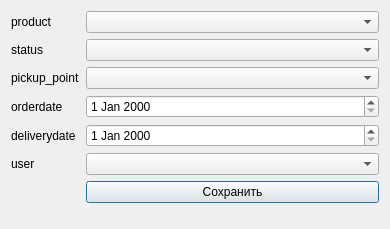
Before: the Qt Designer form ui/order_dialog.ui in Leevandr/demo_final, drawn with Qt 5.
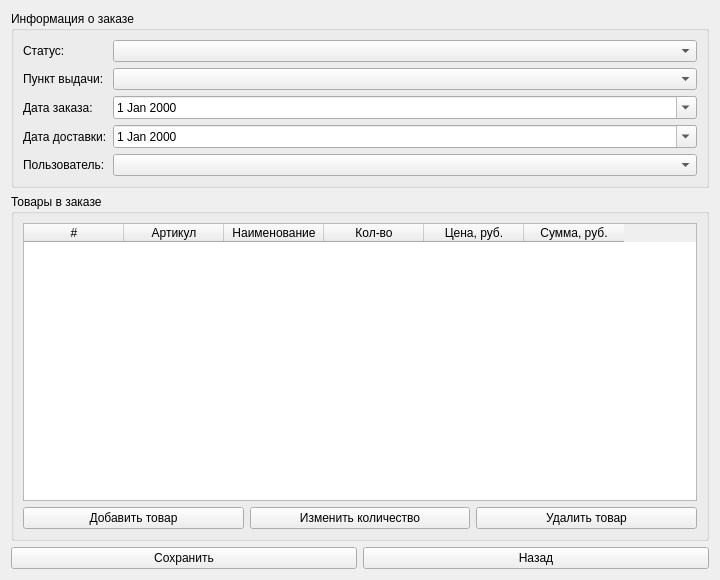
After: the same form once the commit is applied.

Diff of the .ui file:
```diff
--- a/ui/order_dialog.ui
+++ b/ui/order_dialog.ui
@@ -1,87 +1,130 @@
 <?xml version="1.0" encoding="UTF-8"?>
 <ui version="4.0">
  <class>OrderDialog</class>
- <widget class="QDialog" name="OrderDialog">
+ <widget class="QWidget" name="OrderDialog">
   <property name="geometry">
    <rect>
     <x>0</x>
     <y>0</y>
-    <width>390</width>
-    <height>229</height>
+    <width>720</width>
+    <height>580</height>
    </rect>
   </property>
   <property name="windowTitle">
    <string>Добавление заказа</string>
   </property>
-  <layout class="QHBoxLayout" name="horizontalLayout">
+  <layout class="QVBoxLayout" name="verticalLayout_main">
    <item>
-    <layout class="QFormLayout" name="formLayout">
+    <widget class="QGroupBox" name="groupBox_info">
+     <property name="title">
+      <string>Информация о заказе</string>
+     </property>
+     <layout class="QFormLayout" name="formLayout_info">
      <item row="0" column="0">
-      <widget class="QLabel" name="productLabel">
-       <property name="text">
-        <string>product</string>
-       </property>
+       <widget class="QLabel" name="statusLabel">
+        <property name="text"><string>Статус:</string></property>
       </widget>
      </item>
      <item row="0" column="1">
-      <widget class="QComboBox" name="productComboBox"/>
+       <widget class="QComboBox" name="statusComboBox"/>
      </item>
      <item row="1" column="0">
-      <widget class="QLabel" name="statusLabel">
-       <property name="text">
-        <string>status</string>
-       </property>
+       <widget class="QLabel" name="pickup_pointLabel">
+        <property name="text"><string>Пункт выдачи:</string></property>
       </widget>
      </item>
      <item row="1" column="1">
-      <widget class="QComboBox" name="statusComboBox"/>
+       <widget class="QComboBox" name="pickup_pointComboBox"/>
      </item>
      <item row="2" column="0">
-      <widget class="QLabel" name="pickup_pointLabel">
-       <property name="text">
-        <string>pickup_point</string>
-       </property>
+       <widget class="QLabel" name="orderdateLabel">
+        <property name="text"><string>Дата заказа:</string></property>
       </widget>
      </item>
      <item row="2" column="1">
-      <widget class="QComboBox" name="pickup_pointComboBox"/>
+       <widget class="QDateEdit" name="orderdateDateEdit">
+        <property name="calendarPopup"><bool>true</bool></property>
+       </widget>
      </item>
      <item row="3" column="0">
-      <widget class="QLabel" name="orderdateLabel">
-       <property name="text">
-        <string>orderdate</string>
-       </property>
+       <widget class="QLabel" name="deliverydateLabel">
+        <property name="text"><string>Дата доставки:</string></property>
       </widget>
      </item>
      <item row="3" column="1">
-      <widget class="QDateEdit" name="orderdateDateEdit"/>
+       <widget class="QDateEdit" name="deliverydateDateEdit">
+        <property name="calendarPopup"><bool>true</bool></property>
+       </widget>
      </item>
      <item row="4" column="0">
-      <widget class="QLabel" name="deliverydateLabel">
-       <property name="text">
-        <string>deliverydate</string>
-       </property>
-      </widget>
-     </item>
-     <item row="4" column="1">
-      <widget class="QDateEdit" name="deliverydateDateEdit"/>
-     </item>
-     <item row="5" column="0">
       <widget class="QLabel" name="userLabel">
-       <property name="text">
-        <string>user</string>
-       </property>
-      </widget>
-     </item>
-     <item row="6" column="1">
-      <widget class="QPushButton" name="pushButton_save">
-       <property name="text">
-        <string>Сохранить</string>
-       </property>
-      </widget>
-     </item>
-     <item row="5" column="1">
+        <property name="text"><string>Пользователь:</string></property>
+       </widget>
+      </item>
+      <item row="4" column="1">
       <widget class="QComboBox" name="usersComboBox"/>
+      </item>
+     </layout>
+    </widget>
+   </item>
+   <item>
+    <widget class="QGroupBox" name="groupBox_items">
+     <property name="title">
+      <string>Товары в заказе</string>
+     </property>
+     <layout class="QVBoxLayout" name="verticalLayout_items">
+      <item>
+       <widget class="QTableWidget" name="tableWidget">
+        <property name="selectionBehavior">
+         <enum>QAbstractItemView::SelectRows</enum>
+        </property>
+        <property name="editTriggers">
+         <set>QAbstractItemView::NoEditTriggers</set>
+        </property>
+        <property name="columnCount">
+         <number>6</number>
+        </property>
+        <column><property name="text"><string>#</string></property></column>
+        <column><property name="text"><string>Артикул</string></property></column>
+        <column><property name="text"><string>Наименование</string></property></column>
+        <column><property name="text"><string>Кол-во</string></property></column>
+        <column><property name="text"><string>Цена, руб.</string></property></column>
+        <column><property name="text"><string>Сумма, руб.</string></property></column>
+       </widget>
+      </item>
+      <item>
+       <layout class="QHBoxLayout" name="horizontalLayout_item_btns">
+        <item>
+         <widget class="QPushButton" name="pushButton_add_item">
+          <property name="text"><string>Добавить товар</string></property>
+         </widget>
+        </item>
+        <item>
+         <widget class="QPushButton" name="pushButton_edit_qty">
+          <property name="text"><string>Изменить количество</string></property>
+         </widget>
+        </item>
+        <item>
+         <widget class="QPushButton" name="pushButton_del_item">
+          <property name="text"><string>Удалить товар</string></property>
+         </widget>
+        </item>
+       </layout>
+      </item>
+     </layout>
+    </widget>
+   </item>
+   <item>
+    <layout class="QHBoxLayout" name="horizontalLayout_main_btns">
+     <item>
+      <widget class="QPushButton" name="pushButton_save">
+       <property name="text"><string>Сохранить</string></property>
+      </widget>
+     </item>
+     <item>
+      <widget class="QPushButton" name="pushButton_cancel">
+       <property name="text"><string>Назад</string></property>
+      </widget>
      </item>
     </layout>
    </item>
```
Lines whose indentation alone changed are shown as unchanged.
